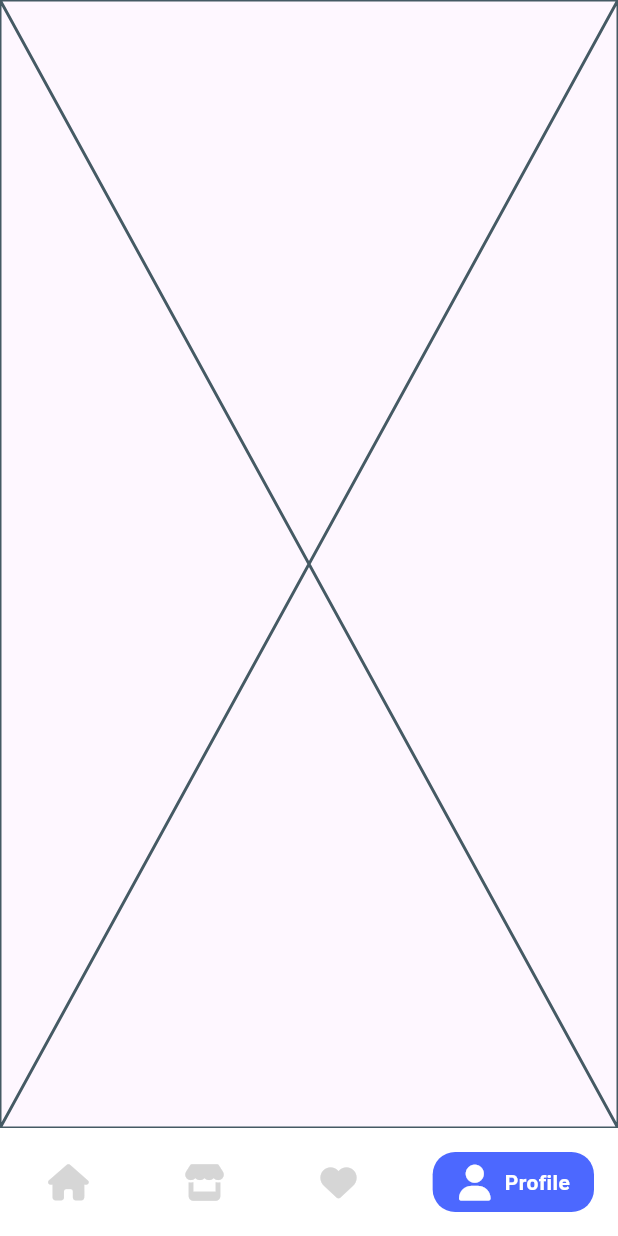
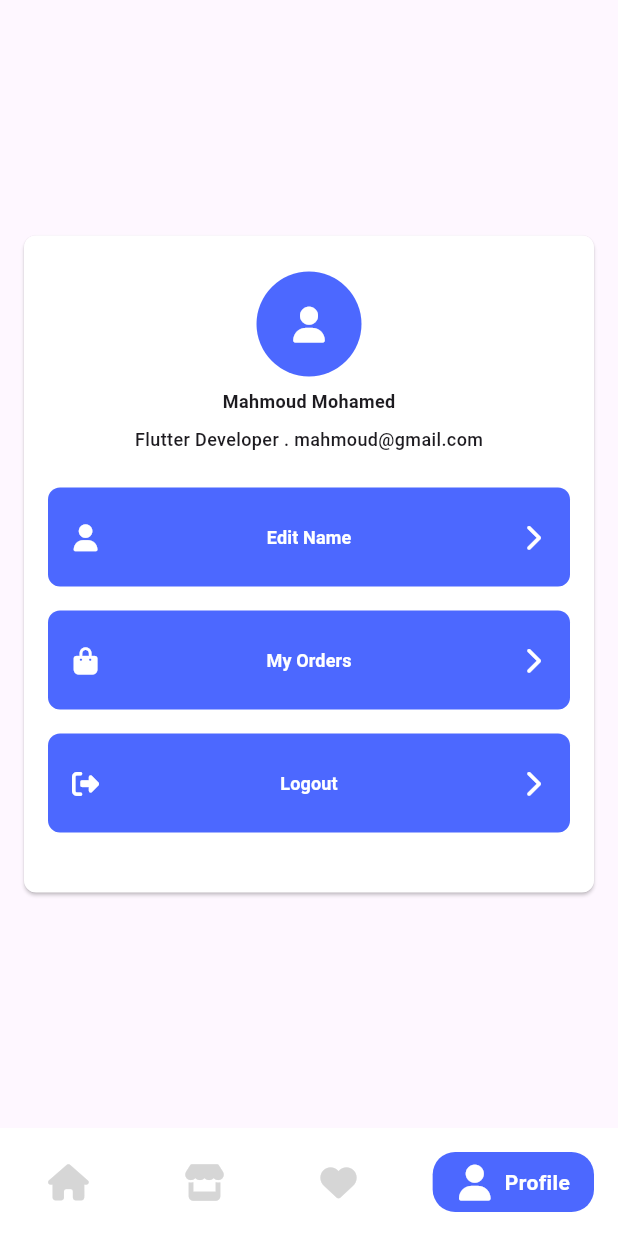
Before and after one commit to mahmoudmohamed17/e-commerce-app, a Flutter app: the MainView screen opened by its route, item 4 of the bottom bar chosen, on a phone screen of 412 x 824 dp. Run offline on Flutter 3.47's test engine with Material 3 defaults, Android fonts, the phone set to English and light mode, and no system bars; drawn by our look-alikes of google_nav_bar; our stand-ins replace bloc, flutter_bloc, font_awesome_flutter.

Commit message:
finish profile view

```diff
--- /dev/null
+++ b/lib/core/helpers/custom_profile_button.dart
@@ -0,0 +1,35 @@
+import 'package:e_commerce_app/core/helpers/app_colors.dart';
+import 'package:e_commerce_app/core/utils/app_text_styles.dart';
+import 'package:e_commerce_app/views/profile/logic/profile_button_model.dart';
+import 'package:flutter/material.dart';
+import 'package:font_awesome_flutter/font_awesome_flutter.dart';
+
+class CustomProfileButton extends StatelessWidget {
+  const CustomProfileButton({super.key, required this.model});
+  final ProfileButtonModel model;
+
+  @override
+  Widget build(BuildContext context) {
+    return ElevatedButton(
+      onPressed: model.onPressed,
+      style: ElevatedButton.styleFrom(
+        backgroundColor: AppColors.kPrimaryColor,
+        elevation: 0,
+        shadowColor: Colors.transparent,
+        shape: RoundedRectangleBorder(borderRadius: BorderRadius.circular(8)),
+        padding: const EdgeInsets.symmetric(vertical: 24, horizontal: 16)
+      ),
+      child: Row(
+        mainAxisAlignment: MainAxisAlignment.spaceBetween,
+        children: [
+          Icon(model.icon, color: Colors.white),
+          Text(
+            model.label,
+            style: AppTextStyles.bold12.copyWith(color: Colors.white),
+          ),
+          const Icon(FontAwesomeIcons.chevronRight, color: Colors.white),
+        ],
+      ),
+    );
+  }
+}
--- /dev/null
+++ b/lib/views/profile/logic/profile_button_model.dart
@@ -0,0 +1,13 @@
+import 'package:flutter/widgets.dart';
+
+class ProfileButtonModel {
+  final String label;
+  final IconData icon;
+  final void Function()? onPressed;
+
+  ProfileButtonModel({
+    required this.label,
+    required this.icon,
+    required this.onPressed,
+  });
+}
--- a/lib/views/profile/ui/profile_view_widget.dart
+++ b/lib/views/profile/ui/profile_view_widget.dart
@@ -1,10 +1,71 @@
+import 'package:e_commerce_app/core/helpers/app_colors.dart';
+import 'package:e_commerce_app/core/helpers/custom_profile_button.dart';
+import 'package:e_commerce_app/core/utils/app_text_styles.dart';
+import 'package:e_commerce_app/views/profile/logic/profile_button_model.dart';
 import 'package:flutter/material.dart';
+import 'package:font_awesome_flutter/font_awesome_flutter.dart';
 
 class ProfileViewWidget extends StatelessWidget {
   const ProfileViewWidget({super.key});
 
+  static final List<ProfileButtonModel> _buttons = [
+    ProfileButtonModel(
+      label: 'Edit Name',
+      icon: FontAwesomeIcons.solidUser,
+      onPressed: () {},
+    ),
+    ProfileButtonModel(
+      label: 'My Orders',
+      icon: FontAwesomeIcons.bagShopping,
+      onPressed: () {},
+    ),
+    ProfileButtonModel(
+      label: 'Logout',
+      icon: FontAwesomeIcons.rightFromBracket,
+      onPressed: () {},
+    ),
+  ];
+
   @override
   Widget build(BuildContext context) {
-    return const Placeholder();
+    return Center(
+      child: Card(
+        shape: RoundedRectangleBorder(borderRadius: BorderRadius.circular(8)),
+        margin: const EdgeInsets.symmetric(horizontal: 16),
+        color: Colors.white,
+        child: Padding(
+          padding: const EdgeInsets.symmetric(horizontal: 16),
+          child: Column(
+            mainAxisSize: MainAxisSize.min,
+            mainAxisAlignment: MainAxisAlignment.center,
+            children: [
+              const SizedBox(height: 24),
+              const CircleAvatar(
+                backgroundColor: AppColors.kPrimaryColor,
+                radius: 35,
+                child: Icon(FontAwesomeIcons.solidUser, color: Colors.white),
+              ),
+              const SizedBox(height: 8),
+              const Text('Mahmoud Mohamed', style: AppTextStyles.bold12),
+              const SizedBox(height: 8),
+              const Text(
+                'Flutter Developer . mahmoud@gmail.com',
+                style: AppTextStyles.medium12,
+              ),
+              const SizedBox(height: 24),
+              Column(
+                children: List.generate(_buttons.length, (index) {
+                  return Padding(
+                    padding: const EdgeInsets.only(bottom: 16),
+                    child: CustomProfileButton(model: _buttons[index]),
+                  );
+                }),
+              ),
+              const SizedBox(height: 24),
+            ],
+          ),
+        ),
+      ),
+    );
   }
 }
```
